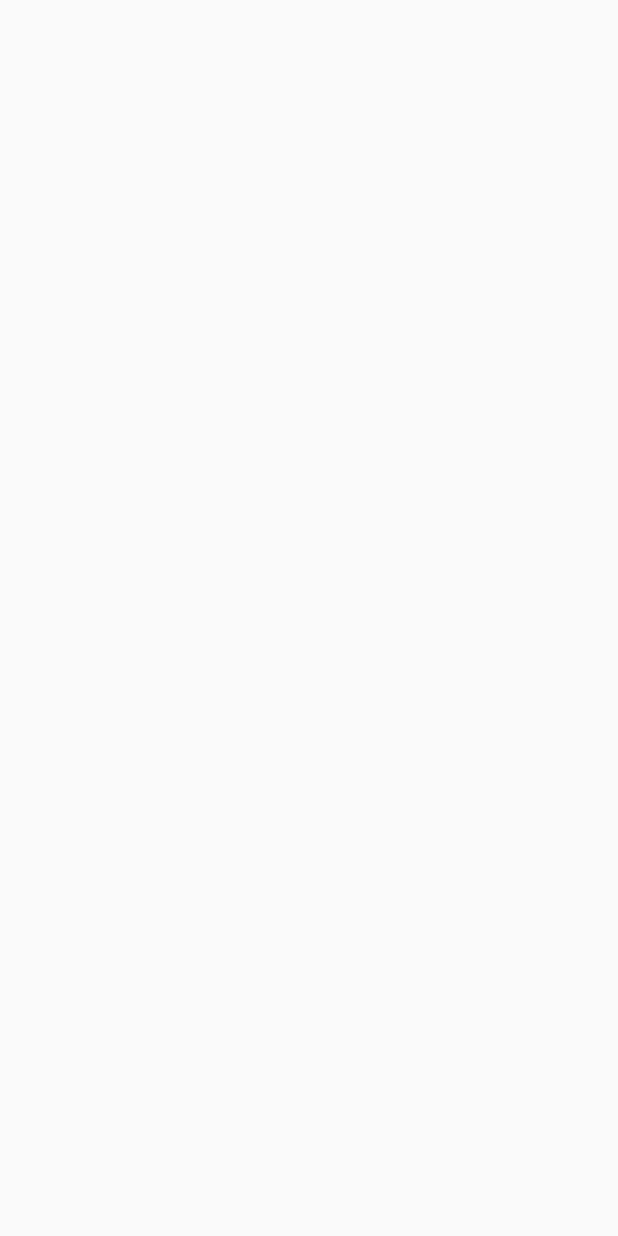
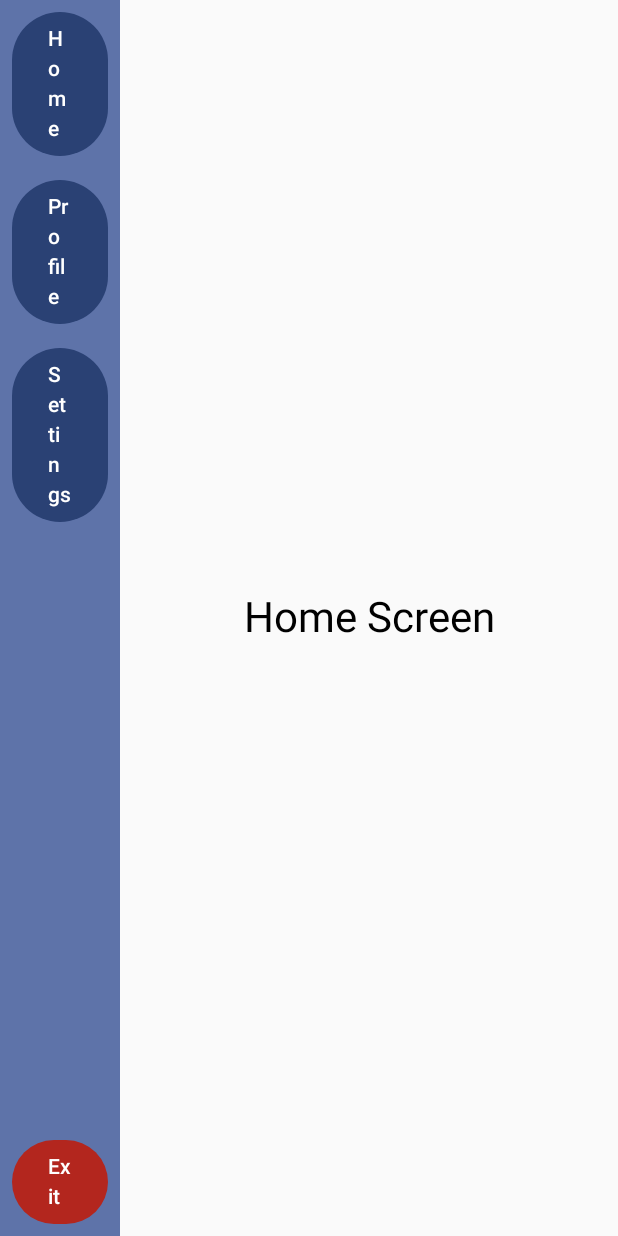
Before and after one commit to Zimang/DesayAICockpit, an Android app built with Jetpack Compose: the screen it shows after launch (MainActivity), on a phone screen of 412 x 824 dp. Before the commit the screen is empty. Run offline under Robolectric (Android 15) with nearby library versions, the phone set to English and light mode, and no system bars.

Commit message:
3.14:一个页面导航的例子

```diff
--- a/app/build.gradle
+++ b/app/build.gradle
@@ -50,6 +50,7 @@ dependencies {
     implementation libs.androidx.ui.graphics
     implementation libs.androidx.ui.tooling.preview
     implementation libs.androidx.material3
+    implementation libs.androidx.navigation.compose
 //    implementation libs.androidx.material3.icons.extended
     testImplementation libs.junit
     androidTestImplementation libs.androidx.junit
--- a/app/src/main/java/com/desay/desayaicockpit/MainActivity.kt
+++ b/app/src/main/java/com/desay/desayaicockpit/MainActivity.kt
@@ -4,6 +4,7 @@ import android.os.Bundle
 import androidx.activity.ComponentActivity
 import androidx.activity.compose.setContent
 import androidx.activity.enableEdgeToEdge
+import androidx.compose.foundation.layout.Row
 import androidx.compose.foundation.layout.fillMaxSize
 import androidx.compose.foundation.layout.padding
 import androidx.compose.material3.Scaffold
@@ -11,6 +12,9 @@ import androidx.compose.material3.Text
 import androidx.compose.runtime.Composable
 import androidx.compose.ui.Modifier
 import androidx.compose.ui.tooling.preview.Preview
+import androidx.navigation.compose.rememberNavController
+import com.desay.desayaicockpit.navigate.NavigationBar
+import com.desay.desayaicockpit.navigate.NavigationContent
 import com.desay.desayaicockpit.ui.theme.DesayAICockpitTheme
 
 class MainActivity : ComponentActivity() {
@@ -19,7 +23,15 @@ class MainActivity : ComponentActivity() {
         enableEdgeToEdge()
         setContent {
             DesayAICockpitTheme {
+                val navController = rememberNavController()
 
+                Row(modifier = Modifier.fillMaxSize()) {
+                    // 固定左侧导航栏
+                    NavigationBar(navController)
+
+                    // 右侧内容区域
+                    NavigationContent(navController)
+                }
 //                MainRun(Modifier)
             }
         }
--- /dev/null
+++ b/app/src/main/java/com/desay/desayaicockpit/navigate/Demo.kt
@@ -0,0 +1,135 @@
+package com.desay.desayaicockpit.navigate
+
+import android.app.Activity
+import androidx.compose.foundation.background
+import androidx.compose.foundation.layout.Arrangement
+import androidx.compose.foundation.layout.Box
+import androidx.compose.foundation.layout.Column
+import androidx.compose.foundation.layout.Spacer
+import androidx.compose.foundation.layout.fillMaxHeight
+import androidx.compose.foundation.layout.fillMaxSize
+import androidx.compose.foundation.layout.fillMaxWidth
+import androidx.compose.foundation.layout.height
+import androidx.compose.foundation.layout.padding
+import androidx.compose.foundation.layout.width
+import androidx.compose.material3.Button
+import androidx.compose.material3.ButtonDefaults
+import androidx.compose.material3.MaterialTheme
+import androidx.compose.material3.Text
+import androidx.compose.runtime.Composable
+import androidx.compose.ui.Alignment
+import androidx.compose.ui.Modifier
+import androidx.compose.ui.platform.LocalContext
+import androidx.compose.ui.unit.dp
+import androidx.navigation.NavHostController
+import androidx.navigation.compose.NavHost
+import androidx.navigation.compose.composable
+
+
+@Composable
+fun NavigationBar(navController: NavHostController) {
+    val context = LocalContext.current
+
+    Column(
+        modifier = Modifier
+            .width(80.dp)
+            .fillMaxHeight()
+            .background(MaterialTheme.colorScheme.primaryContainer),
+        verticalArrangement = Arrangement.SpaceBetween, // 将退出按钮放在底部
+        horizontalAlignment = Alignment.CenterHorizontally
+    ) {
+        Column {
+            NavigationButton("Home", "home", navController)
+            NavigationButton("Profile", "profile", navController)
+            NavigationButton("Settings", "settings", navController)
+        }
+
+        // 退出按钮
+        Button(
+            onClick = {
+                (context as Activity).finish()
+            },
+            modifier = Modifier
+                .padding(8.dp)
+                .fillMaxWidth(),
+            colors = ButtonDefaults.buttonColors(
+                containerColor = MaterialTheme.colorScheme.error
+            )
+        ) {
+            Text("Exit")
+        }
+    }
+}
+@Composable
+fun NavigationButton(text: String, route: String, navController: NavHostController) {
+    Button(
+        onClick = { navController.navigate(route) },
+        modifier = Modifier
+            .padding(8.dp)
+            .fillMaxWidth(),
+        colors = ButtonDefaults.buttonColors(
+            containerColor = MaterialTheme.colorScheme.primary
+        )
+    ) {
+        Text(text)
+    }
+}
+
+@Composable
+fun NavigationContent(navController: NavHostController) {
+    NavHost(
+        navController = navController,
+        startDestination = "home",
+        modifier = Modifier.fillMaxSize()
+    ) {
+        composable("home") { HomeScreen() }
+        composable("profile") { ProfileScreen(navController) }
+        composable("settings") { SettingsScreen() }
+    }
+}
+
+@Composable
+fun HomeScreen() {
+    Box(
+        modifier = Modifier.fillMaxSize(),
+        contentAlignment = Alignment.Center
+    ) {
+        Text("Home Screen", style = MaterialTheme.typography.headlineMedium)
+    }
+}
+
+@Composable
+fun ProfileScreen(navController: NavHostController) {
+    Box(
+        modifier = Modifier.fillMaxSize(),
+        contentAlignment = Alignment.Center
+    ) {
+        Column(horizontalAlignment = Alignment.CenterHorizontally) {
+            Text("Profile Screen", style = MaterialTheme.typography.headlineMedium)
+            Spacer(modifier = Modifier.height(16.dp))
+            Button(
+                onClick = {
+                    // 返回Home并清理导航栈
+                    navController.navigate("home") {
+                        popUpTo("home") { inclusive = true }
+                        launchSingleTop = true
+                    }
+                },
+                colors = ButtonDefaults.buttonColors(
+                    containerColor = MaterialTheme.colorScheme.secondary
+                )
+            ) {
+                Text("Back to Home")
+            }
+        }
+    }
+}
+@Composable
+fun SettingsScreen() {
+    Box(
+        modifier = Modifier.fillMaxSize(),
+        contentAlignment = Alignment.Center
+    ) {
+        Text("Settings Screen", style = MaterialTheme.typography.headlineMedium)
+    }
+}
--- a/gradle/libs.versions.toml
+++ b/gradle/libs.versions.toml
@@ -8,6 +8,7 @@ espressoCore = "3.5.1"
 lifecycleRuntimeKtx = "2.6.1"
 activityCompose = "1.8.0"
 composeBom = "2025.02.00"
+navigationCompose = "2.8.9"
 #composeBom = "2024.04.01"
 
 [libraries]
@@ -31,6 +32,7 @@ androidx-material3 = { group = "androidx.compose.material3", name = "material3"
 viewmodel = { group = "androidx.lifecycle", name = "lifecycle-viewmodel", version = "2.6.1" }
 livedata = { group = "androidx.lifecycle", name = "lifecycle-livedata", version = "2.6.1" }
 viewmodel-compose = { group = "androidx.lifecycle", name = "lifecycle-viewmodel-compose", version = "2.6.1" }
+androidx-navigation-compose = { group = "androidx.navigation", name = "navigation-compose", version.ref = "navigationCompose" }
 
 [plugins]
 android-application = { id = "com.android.application", version.ref = "agp" }
```
Also changed, not shown: app/src/main/java/com/desay/desayaicockpit/navigate/MNavigation.kt (added, +88 -0 lines), app/src/main/java/com/desay/desayaicockpit/ui/screen/CustomCockpitScreen.kt (+5 -4 lines).
